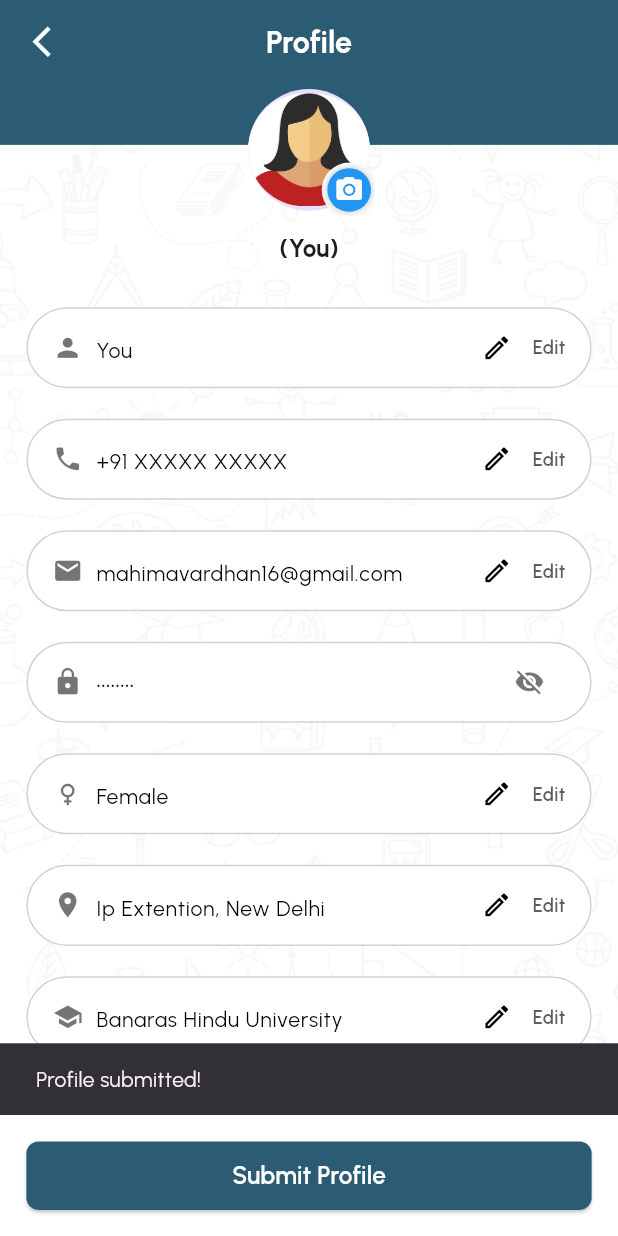
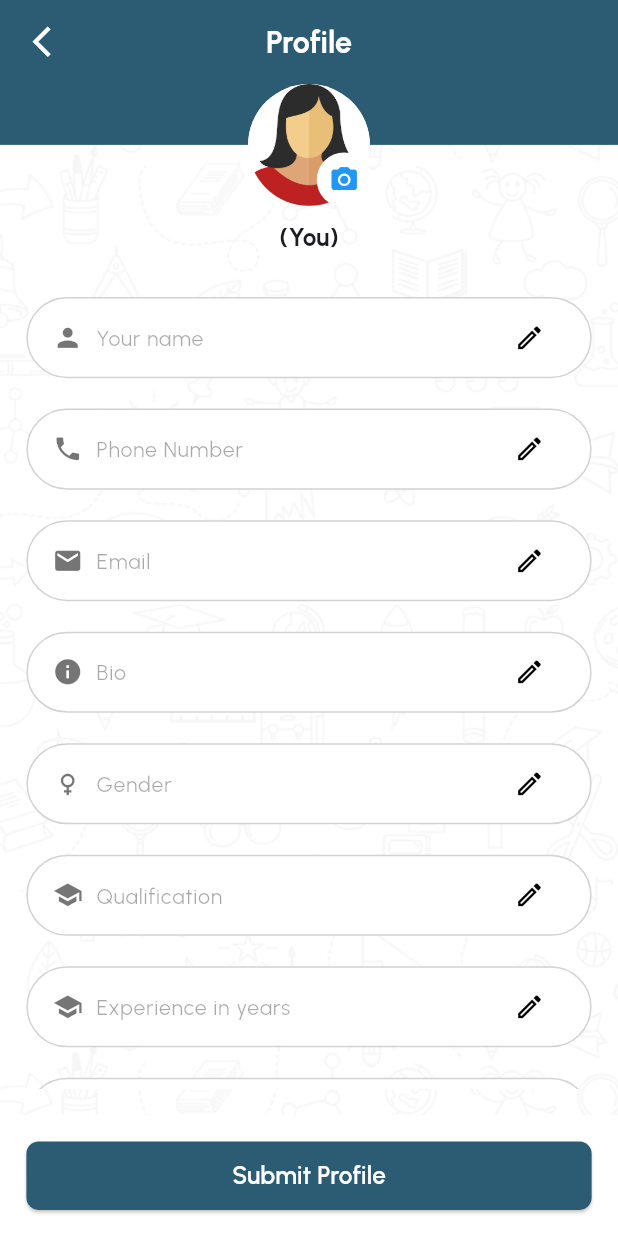
Before and after one commit to SaloniNaik15/uthix_app, a Flutter app: the DetailProfile screen opened directly, after a tap on "Submit Profile", on a phone screen of 412 x 824 dp. Run offline on Flutter 3.47's test engine with Material 3 defaults, Android fonts, the phone set to English and light mode, and no system bars; our stand-ins replace cached_network_image, dio, file_picker, fl_chart, flutter_image_compress, flutter_screenutil and 5 more; accounts and stored records are empty; network calls fail.

Commit message:
profile instructor

```diff
--- a/lib/view/instructor_dashboard/Profile/detail_profile.dart
+++ b/lib/view/instructor_dashboard/Profile/detail_profile.dart
@@ -1,5 +1,11 @@
+import 'dart:developer';
+import 'dart:io';
+
 import 'package:flutter/material.dart';
 import 'package:flutter_screenutil/flutter_screenutil.dart';
+import 'package:dio/dio.dart';
+import 'package:image_picker/image_picker.dart';
+import 'package:shared_preferences/shared_preferences.dart';
 
 class DetailProfile extends StatefulWidget {
   const DetailProfile({Key? key}) : super(key: key);
@@ -9,35 +15,216 @@ class DetailProfile extends StatefulWidget {
 }
 
 class _DetailProfileState extends State<DetailProfile> {
+  String? accessLoginToken;
+  File? _selectedImage;
+  String? profileImageUrl;
 
-  final List<Map<String, dynamic>> profileData = [
-    {'icon': Icons.person, 'label': 'You', 'hint': ''},
-    {'icon': Icons.phone, 'label': '+91 XXXXX XXXXX', 'hint': ''},
-    {'icon': Icons.email, 'label': 'mahimavardhan16@gmail.com', 'hint': ''},
-    {'icon': Icons.lock, 'label': '********', 'hint': ''},  // Password field
-    {'icon': Icons.female, 'label': 'Female', 'hint': ''},
-    {'icon': Icons.location_on, 'label': 'Ip Extention, New Delhi', 'hint': ''},
-    {'icon': Icons.school, 'label': 'Banaras Hindu University', 'hint': ''},
-    {'icon': Icons.add, 'label': '+ Add Field', 'hint': ''},
-    {'icon': Icons.school, 'label': 'B.Sc in Physics', 'hint': ''},
-    {'icon': Icons.add, 'label': '+ Add Field', 'hint': ''},
-  ];
+  // Controllers
+  final Map<String, TextEditingController> controllers = {
+    'name': TextEditingController(),
+    'phone': TextEditingController(),
+    'email': TextEditingController(),
+    'bio': TextEditingController(),
+    'gender': TextEditingController(),
+    'qualification': TextEditingController(),
+    'experience': TextEditingController(),
+    'specialization': TextEditingController(),
+  };
+
+  // Editable states
+  final Map<String, bool> editable = {
+    'name': false,
+    'phone': false,
+    'email': false,
+    'bio': false,
+    'gender': false,
+    'qualification': false,
+    'experience': false,
+    'specialization': false,
+  };
+
+  final Map<String, String> fieldHints = {
+    'name': 'Your name',
+    'phone': 'Phone Number',
+    'email': 'Email',
+    'bio': 'Bio',
+    'gender': 'Gender',
+    'qualification': 'Qualification',
+    'experience': 'Experience in years',
+    'specialization': 'Specialization',
+  };
+
+  final Map<String, IconData> fieldIcons = {
+    'name': Icons.person,
+    'phone': Icons.phone,
+    'email': Icons.email,
+    'bio': Icons.info,
+    'gender': Icons.female,
+    'qualification': Icons.school,
+    'experience': Icons.school,
+    'specialization': Icons.school,
+  };
+
+  @override
+  void initState() {
+    super.initState();
+    _initializeData();
+  }
+
+  Future<void> _initializeData() async {
+    SharedPreferences prefs = await SharedPreferences.getInstance();
+    String? token = prefs.getString('auth_token');
+    log("Retrieved Token: $token");
+
+    if (token != null && token.isNotEmpty) {
+      setState(() {
+        accessLoginToken = token;
+      });
+      await fetchProfile();
+    } else {
+      debugPrint("❌ No token found in SharedPreferences");
+      // Optionally redirect to login or show a message
+    }
+  }
+
+  Future<void> _pickImage() async {
+    final picker = ImagePicker();
+    final pickedFile = await picker.pickImage(source: ImageSource.gallery);
+
+    if (pickedFile != null) {
+      setState(() {
+        _selectedImage = File(pickedFile.path);
+      });
+    }
+  }
+
+  Future<void> fetchProfile() async {
+    try {
+      final dio = Dio();
+      final response = await dio.get(
+        "https://admin.uthix.com/api/instructor-profile",
+        options: Options(
+          headers: {
+            "Authorization": "Bearer $accessLoginToken",
+          },
+        ),
+      );
+      if (response.statusCode == 200 && response.data['status'] == true) {
+        final user = response.data['data'][0];
+        final userInfo = user['user'];
+
+        setState(() {
+          controllers['name']?.text = userInfo['name'] ?? '';
+          controllers['phone']?.text = userInfo['phone']?.toString() ?? '';
+          controllers['email']?.text = userInfo['email'] ?? '';
+          controllers['gender']?.text = userInfo['gender'] ?? '';
+          controllers['bio']?.text = user['bio'] ?? '';
+          controllers['qualification']?.text = user['qualification'] ?? '';
+          controllers['experience']?.text = user['experience']?.toString() ?? '';
+          controllers['specialization']?.text = user['specialization'] ?? '';
+          final profileImageName =
+              user["profile_image"] ?? userInfo["image"]; // fallback
+          if (profileImageName != null &&
+              profileImageName.toString().toLowerCase() != "null" &&
+              profileImageName.toString().isNotEmpty) {
+            setState(() {
+              profileImageUrl =
+                  "https://admin.uthix.com/storage/images/instructor/${userInfo["image"]}";
+              log("Profile Image URL: $profileImageUrl");
+            });
+          }else {
+            setState(() {
+              profileImageUrl = null; // fallback to default image
+            });
+          }
+        });
+      }
+    } catch (e) {
+      debugPrint("Error fetching profile: $e");
+    }
+  }
+
+  Future<void> updateProfile() async {
+    if (accessLoginToken == null || accessLoginToken!.isEmpty) {
+      debugPrint("❌ No token, cannot update profile.");
+      return;
+    }
+
+    try {
+      // Step 1: Start with base map
+      final Map<String, dynamic> formMap = {
+        "name": controllers['name']?.text?.trim(),
+        "phone": controllers['phone']?.text?.trim(),
+        "email": controllers['email']?.text?.trim(),
+        "gender": controllers['gender']?.text?.trim(),
+        "bio": controllers['bio']?.text?.trim(),
+        "qualification": controllers['qualification']?.text?.trim(),
+      };
+
+      // Step 2: Conditionally add experience
+      final experienceText = controllers['experience']?.text?.trim();
+      if (experienceText != null && experienceText.isNotEmpty) {
+        final parsedExperience = int.tryParse(experienceText);
+        if (parsedExperience != null) {
+          formMap["experience"] = parsedExperience;
+        }
+      }
+
+      // Step 3: Conditionally add specialization
+      final specialization = controllers['specialization']?.text?.trim();
+      if (specialization != null && specialization.isNotEmpty) {
+        formMap["specialization"] = specialization;
+      }
+
+      // Step 4: Add profile image if selected
+      if (_selectedImage != null) {
+        formMap["profile_image"] = await MultipartFile.fromFile(
+          _selectedImage!.path,
+          filename: "profile.jpg",
+        );
+      }
+
+      final formData = FormData.fromMap(formMap);
+      log("✅ Sending body: $formMap");
+
+      final dioInstance = Dio();
+      final response = await dioInstance.post(
+        "https://admin.uthix.com/api/instructor-profile",
+        data: formData,
+        options: Options(
+          headers: {
+            "Authorization": "Bearer $accessLoginToken",
+            "Accept": "application/json",
+          },
+        ),
+      );
+
+      if ((response.statusCode == 200 || response.statusCode == 201) &&
+          response.data['status'] == true) {
+        ScaffoldMessenger.of(context).showSnackBar(
+          const SnackBar(content: Text("Profile submitted!")),
+        );
+        setState(() {
+          editable.updateAll((key, value) => false);
+        });
+      } else {
+        debugPrint("❌ Failed to update: ${response.data}");
+      }
+    } catch (e) {
+      debugPrint("❌ Error submitting profile: $e");
+    }
+  }
 
   @override
   Widget build(BuildContext context) {
     return Scaffold(
       backgroundColor: Colors.white,
-
-      /// App Bar
       appBar: AppBar(
         backgroundColor: const Color(0xFF2B5C74),
         elevation: 0,
         leading: IconButton(
-          icon: Icon(
-            Icons.arrow_back_ios_outlined,
-            color: Colors.white,
-            size: 24.sp,
-          ),
+          icon: Icon(Icons.arrow_back_ios_outlined,
+              color: Colors.white, size: 24.sp),
           onPressed: () => Navigator.pop(context),
         ),
         centerTitle: true,
@@ -46,50 +233,49 @@ class _DetailProfileState extends State<DetailProfile> {
           style: TextStyle(
               color: Colors.white,
               fontSize: 20.sp,
-            fontWeight: FontWeight.bold,
+              fontWeight: FontWeight.bold),
         ),
       ),
-      ),
-
-      /// Background image
       body: Container(
         width: double.infinity,
         decoration: const BoxDecoration(
           image: DecorationImage(
             image: AssetImage(
-              'assets/Seller_dashboard_images/ManageStoreBackground.png',
-            ),
+                'assets/Seller_dashboard_images/ManageStoreBackground.png'),
             fit: BoxFit.cover,
           ),
         ),
         child: Column(
           children: [
-            /// Top color strip + profile image
+            /// Profile Image Section
             Stack(
               children: [
                 ColoredBox(
                   color: const Color(0xFF2B5C74),
                   child: SizedBox(
-                    height: 40.h,
-                    width: MediaQuery.of(context).size.width,
-                  ),
+                      height: 40.h, width: MediaQuery.of(context).size.width),
                 ),
                 Align(
                   alignment: Alignment.center,
                   child: Stack(
                     children: [
-                      SizedBox(
-                        width: 80.w,
-                        height: 80.w,
-                        child: CircleAvatar(
-                          backgroundColor: Colors.transparent,
+                      GestureDetector(
+                        onTap: _pickImage,
                         child: CircleAvatar(
                           radius: 40.r,
-                            child: ClipRRect(
-                              borderRadius: BorderRadius.circular(40.r),
-                              child: Image.asset("assets/icons/profile.png"),
-                            ),
-                          ),
+                          backgroundImage: _selectedImage != null
+                              ? FileImage(_selectedImage!)
+                              : (profileImageUrl != null
+                                      ? NetworkImage(profileImageUrl!)
+                                      : const AssetImage(
+                                          "assets/icons/profile.png"))
+                                  as ImageProvider,
+                          backgroundColor: Colors.grey.shade200,
+                          onBackgroundImageError: (_, __) {
+                            setState(() {
+                              profileImageUrl = null;
+                            });
+                          },
                         ),
                       ),
                       Positioned(
@@ -98,24 +284,8 @@ class _DetailProfileState extends State<DetailProfile> {
                         child: CircleAvatar(
                           backgroundColor: Colors.white,
                           radius: 18.r,
-                          child: Container(
-                            padding: EdgeInsets.all(4.w),
-                            decoration: BoxDecoration(
-                              color: Colors.blue,
-                              shape: BoxShape.circle,
-                              boxShadow: [
-                                BoxShadow(
-                                  color: Colors.black26,
-                                  blurRadius: 4.r,
-                                ),
-                              ],
-                            ),
-                            child: Icon(
-                              Icons.camera_alt,
-                              color: Colors.white,
-                              size: 20.sp,
-                            ),
-                          ),
+                          child: Icon(Icons.camera_alt,
+                              color: Colors.blue, size: 20.sp),
                         ),
                       ),
                     ],
@@ -124,99 +294,57 @@ class _DetailProfileState extends State<DetailProfile> {
               ],
             ),
 
-            /// User name (e.g., "Mahima (You)")
             SizedBox(height: 10.h),
-            Text(
-              "(You)",
-              style: TextStyle(
-                fontSize: 16.sp,
-                fontWeight: FontWeight.bold,
-              ),
-            ),
+            Text("(You)",
+                style: TextStyle(fontSize: 16.sp, fontWeight: FontWeight.bold)),
 
-            /// Profile fields
+            /// Profile Fields
             Expanded(
               child: Padding(
                 padding: EdgeInsets.all(16.w),
-                child: ListView.builder(
-                  itemCount: profileData.length,
-                  itemBuilder: (context, index) {
-                    final item = profileData[index];
-                    return ProfileField(
-                      icon: item['icon'],
-                      label: item['label'],
-                      hint: item['hint'],
+                child: ListView(
+                  children: controllers.keys.map((key) {
+                    return buildProfileField(
+                      icon: fieldIcons[key]!,
+                      hint: fieldHints[key]!,
+                      controller: controllers[key]!,
+                      fieldKey: key,
                     );
-                  },
+                  }).toList(),
                 ),
               ),
             ),
           ],
         ),
       ),
-
-      /// Submit Profile button at the bottom
       bottomNavigationBar: Padding(
         padding: EdgeInsets.symmetric(horizontal: 16.w, vertical: 16.h),
         child: ElevatedButton(
           style: ElevatedButton.styleFrom(
             backgroundColor: const Color(0xFF2B5C74),
             shape: RoundedRectangleBorder(
-              borderRadius: BorderRadius.circular(8.r),
-            ),
+                borderRadius: BorderRadius.circular(8.r)),
             minimumSize: Size(double.infinity, 45.h),
           ),
-          onPressed: () {
-            // Handle submission logic here
-            ScaffoldMessenger.of(context).showSnackBar(
-              const SnackBar(content: Text("Profile submitted!")),
-            );
-          },
+          onPressed: updateProfile,
           child: Text(
             "Submit Profile",
             style: TextStyle(
                 fontSize: 16.sp,
                 fontWeight: FontWeight.w600,
-              color: Colors.white,
-            ),
+                color: Colors.white),
           ),
         ),
       ),
     );
   }
-}
 
-/// Individual profile row
-class ProfileField extends StatefulWidget {
-  final IconData icon;
-  final String label;
-  final String hint;
-
-  const ProfileField({
-    Key? key,
-    required this.icon,
-    required this.label,
-    required this.hint,
-  }) : super(key: key);
-
-  @override
-  State<ProfileField> createState() => _ProfileFieldState();
-}
-
-class _ProfileFieldState extends State<ProfileField> {
-  late TextEditingController controller;
-  bool obscurePassword = true;
-
-  @override
-  void initState() {
-    super.initState();
-    controller = TextEditingController(text: widget.label);
-  }
-
-  @override
-  Widget build(BuildContext context) {
-    final bool isPasswordField = widget.label == "********";
-
+  Widget buildProfileField({
+    required IconData icon,
+    required String hint,
+    required TextEditingController controller,
+    required String fieldKey,
+  }) {
     return Padding(
       padding: EdgeInsets.symmetric(vertical: 10.h),
       child: Container(
@@ -229,58 +357,27 @@ class _ProfileFieldState extends State<ProfileField> {
         ),
         child: Row(
           children: [
-            Icon(widget.icon, color: Colors.black54, size: 20.sp),
+            Icon(icon, color: Colors.black54, size: 20.sp),
             SizedBox(width: 8.w),
             Expanded(
               child: TextFormField(
                 controller: controller,
-                obscureText: isPasswordField ? obscurePassword : false,
+                enabled: editable[fieldKey] ?? false,
                 decoration: InputDecoration(
                   border: InputBorder.none,
-                  hintText: widget.hint,
+                  hintText: hint,
                   isDense: true,
                 ),
-                style: TextStyle(
-                  fontSize: 14.sp,
-                  color: Colors.black,
+                style: TextStyle(fontSize: 14.sp, color: Colors.black),
               ),
             ),
-            ),
-            if (isPasswordField)
             IconButton(
-                icon: Icon(
-                  obscurePassword ? Icons.visibility_off : Icons.visibility,
-                  color: Colors.black54,
-                  size: 20.sp,
-                ),
+              icon: Icon(Icons.edit_outlined, size: 20.sp, color: Colors.black),
               onPressed: () {
                 setState(() {
-                    obscurePassword = !obscurePassword;
+                  editable[fieldKey] = !(editable[fieldKey] ?? false);
                 });
               },
-              )
-            else
-              Row(
-                children: [
-                  IconButton(
-                    icon: Icon(
-                      Icons.edit_outlined,
-                      size: 20.sp,
-                      color: Colors.black,
-                    ),
-                    onPressed: () {
-                      // Optional: handle an "edit" action
-                    },
-                  ),
-                  Text(
-                    "Edit",
-                    style: TextStyle(
-                      fontSize: 12.sp,
-                      fontWeight: FontWeight.w600,
-                      color: const Color.fromRGBO(96, 95, 95, 1),
-                    ),
-                  ),
-                ],
             ),
           ],
         ),
```
Lines whose indentation alone changed are shown as unchanged.
